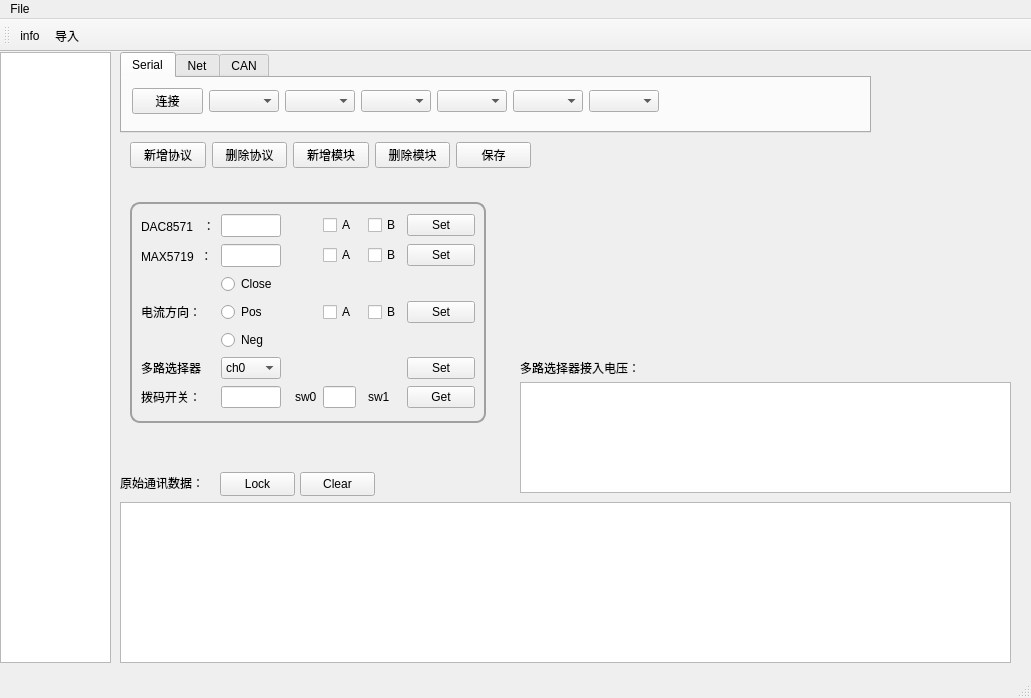
BilibiliW/CommonDemo, file mainwindow.ui: the form before one commit.
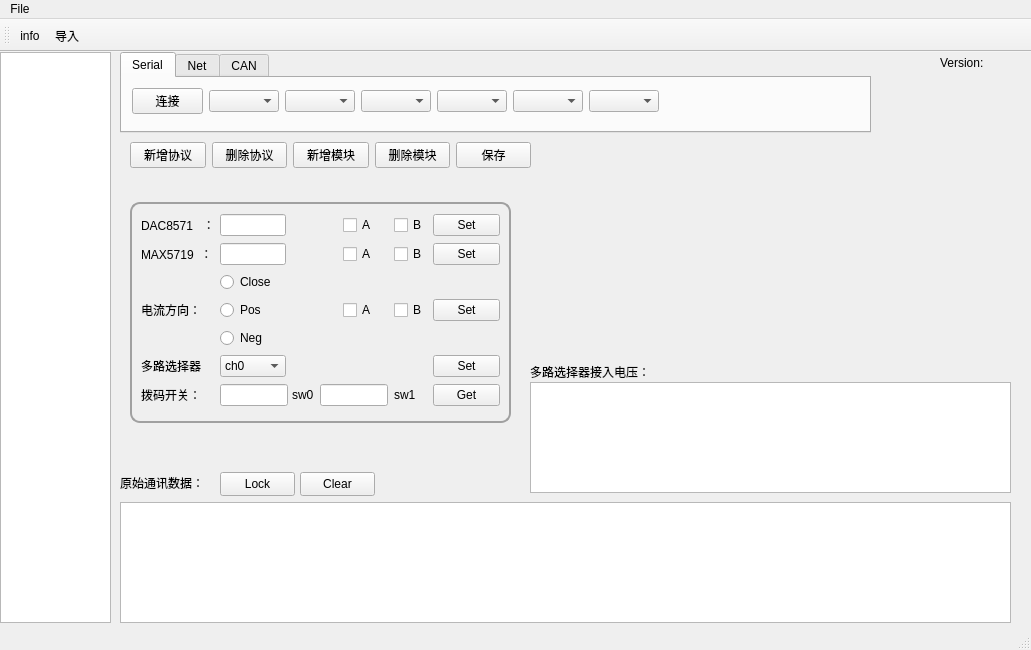
The form after the commit. Icons and pictures are not drawn.

```diff
--- a/mainwindow.ui
+++ b/mainwindow.ui
@@ -7,7 +7,7 @@
     <x>0</x>
     <y>0</y>
     <width>1031</width>
-    <height>698</height>
+    <height>650</height>
    </rect>
   </property>
   <property name="maximumSize">
@@ -150,7 +150,7 @@
       <x>120</x>
       <y>450</y>
       <width>891</width>
-      <height>161</height>
+      <height>121</height>
      </rect>
     </property>
    </widget>
@@ -160,7 +160,7 @@
       <x>0</x>
       <y>0</y>
       <width>111</width>
-      <height>611</height>
+      <height>571</height>
      </rect>
     </property>
    </widget>
@@ -227,9 +227,9 @@
    <widget class="QTextEdit" name="textEdit_ads8326">
     <property name="geometry">
      <rect>
-      <x>520</x>
+      <x>530</x>
       <y>330</y>
-      <width>491</width>
+      <width>481</width>
       <height>111</height>
      </rect>
     </property>
@@ -239,7 +239,7 @@
      <rect>
       <x>130</x>
       <y>150</y>
-      <width>356</width>
+      <width>381</width>
       <height>221</height>
      </rect>
     </property>
@@ -263,37 +263,18 @@
        </property>
       </widget>
      </item>
-     <item row="3" column="2">
-      <widget class="QRadioButton" name="radioButton_current_Close">
-       <property name="minimumSize">
-        <size>
-         <width>77</width>
-         <height>0</height>
-        </size>
-       </property>
-       <property name="maximumSize">
-        <size>
-         <width>77</width>
-         <height>16777215</height>
-        </size>
-       </property>
-       <property name="text">
-        <string>Close</string>
-       </property>
-      </widget>
-     </item>
      <item row="9" column="2">
       <widget class="QLineEdit" name="lineEdit_sw0">
        <property name="minimumSize">
         <size>
-         <width>0</width>
+         <width>68</width>
          <height>0</height>
         </size>
        </property>
        <property name="maximumSize">
         <size>
-         <width>60</width>
-         <height>23</height>
+         <width>68</width>
+         <height>1000</height>
         </size>
        </property>
       </widget>
@@ -319,50 +300,11 @@
        </property>
       </widget>
      </item>
-     <item row="0" column="2" colspan="2">
-      <widget class="QLineEdit" name="lineEdit_DAC8571">
-       <property name="minimumSize">
-        <size>
-         <width>60</width>
-         <height>23</height>
-        </size>
-       </property>
-       <property name="maximumSize">
-        <size>
-         <width>60</width>
-         <height>23</height>
-        </size>
-       </property>
-      </widget>
-     </item>
-     <item row="9" column="8">
-      <widget class="QLabel" name="label_7">
-       <property name="text">
-        <string>sw1</string>
-       </property>
-      </widget>
-     </item>
-     <item row="9" column="6">
-      <widget class="QLineEdit" name="lineEdit_sw1">
-       <property name="minimumSize">
-        <size>
-         <width>0</width>
-         <height>0</height>
-        </size>
-       </property>
-       <property name="maximumSize">
-        <size>
-         <width>60</width>
-         <height>23</height>
-        </size>
-       </property>
-      </widget>
-     </item>
      <item row="4" column="2">
       <widget class="QRadioButton" name="radioButton_current_Pos">
        <property name="minimumSize">
         <size>
-         <width>77</width>
+         <width>0</width>
          <height>0</height>
         </size>
        </property>
@@ -389,7 +331,7 @@
       <widget class="QRadioButton" name="radioButton_current_Neg">
        <property name="minimumSize">
         <size>
-         <width>77</width>
+         <width>0</width>
          <height>0</height>
         </size>
        </property>
@@ -461,22 +403,6 @@
        </property>
       </widget>
      </item>
-     <item row="1" column="2">
-      <widget class="QLineEdit" name="lineEdit_MAX5719">
-       <property name="minimumSize">
-        <size>
-         <width>60</width>
-         <height>23</height>
-        </size>
-       </property>
-       <property name="maximumSize">
-        <size>
-         <width>60</width>
-         <height>23</height>
-        </size>
-       </property>
-      </widget>
-     </item>
      <item row="6" column="0">
       <widget class="QLabel" name="label_3">
        <property name="text">
@@ -488,13 +414,13 @@
       <widget class="QComboBox" name="comboBox_multi_sel">
        <property name="minimumSize">
         <size>
-         <width>60</width>
+         <width>0</width>
          <height>0</height>
         </size>
        </property>
        <property name="maximumSize">
         <size>
-         <width>60</width>
+         <width>10000</width>
          <height>16777215</height>
         </size>
        </property>
@@ -595,7 +521,7 @@
        </property>
        <property name="maximumSize">
         <size>
-         <width>75</width>
+         <width>1000</width>
          <height>16777215</height>
         </size>
        </property>
@@ -604,6 +530,80 @@
        </property>
       </widget>
      </item>
+     <item row="0" column="2">
+      <widget class="QLineEdit" name="lineEdit_DAC8571">
+       <property name="minimumSize">
+        <size>
+         <width>0</width>
+         <height>0</height>
+        </size>
+       </property>
+       <property name="maximumSize">
+        <size>
+         <width>1000</width>
+         <height>1000</height>
+        </size>
+       </property>
+      </widget>
+     </item>
+     <item row="1" column="2">
+      <widget class="QLineEdit" name="lineEdit_MAX5719">
+       <property name="minimumSize">
+        <size>
+         <width>0</width>
+         <height>0</height>
+        </size>
+       </property>
+       <property name="maximumSize">
+        <size>
+         <width>1110</width>
+         <height>1000</height>
+        </size>
+       </property>
+      </widget>
+     </item>
+     <item row="3" column="2">
+      <widget class="QRadioButton" name="radioButton_current_Close">
+       <property name="minimumSize">
+        <size>
+         <width>0</width>
+         <height>0</height>
+        </size>
+       </property>
+       <property name="maximumSize">
+        <size>
+         <width>10000</width>
+         <height>16777215</height>
+        </size>
+       </property>
+       <property name="text">
+        <string>Close</string>
+       </property>
+      </widget>
+     </item>
+     <item row="9" column="4" colspan="4">
+      <widget class="QLineEdit" name="lineEdit_sw1">
+       <property name="minimumSize">
+        <size>
+         <width>68</width>
+         <height>0</height>
+        </size>
+       </property>
+       <property name="maximumSize">
+        <size>
+         <width>68</width>
+         <height>1000</height>
+        </size>
+       </property>
+      </widget>
+     </item>
+     <item row="9" column="8">
+      <widget class="QLabel" name="label_7">
+       <property name="text">
+        <string>sw1</string>
+       </property>
+      </widget>
+     </item>
     </layout>
    </widget>
    <widget class="QPushButton" name="pushButton_CleanRealTimeWindows">
@@ -638,16 +638,32 @@
    <widget class="QLabel" name="label_9">
     <property name="geometry">
      <rect>
-      <x>520</x>
-      <y>300</y>
+      <x>530</x>
+      <y>310</y>
       <width>121</width>
-      <height>31</height>
+      <height>20</height>
      </rect>
     </property>
     <property name="text">
      <string>多路选择器接入电压：</string>
     </property>
    </widget>
+   <widget class="QLabel" name="label_Version">
+    <property name="geometry">
+     <rect>
+      <x>940</x>
+      <y>0</y>
+      <width>91</width>
+      <height>21</height>
+     </rect>
+    </property>
+    <property name="styleSheet">
+     <string notr="true"/>
+    </property>
+    <property name="text">
+     <string>Version:</string>
+    </property>
+   </widget>
    <zorder>Communication</zorder>
    <zorder>textEdit_RealTimeCommunicateData</zorder>
    <zorder>listWidget_Device</zorder>
```
Left out of the diff: 3 changed lines with no effect on the pictures.
